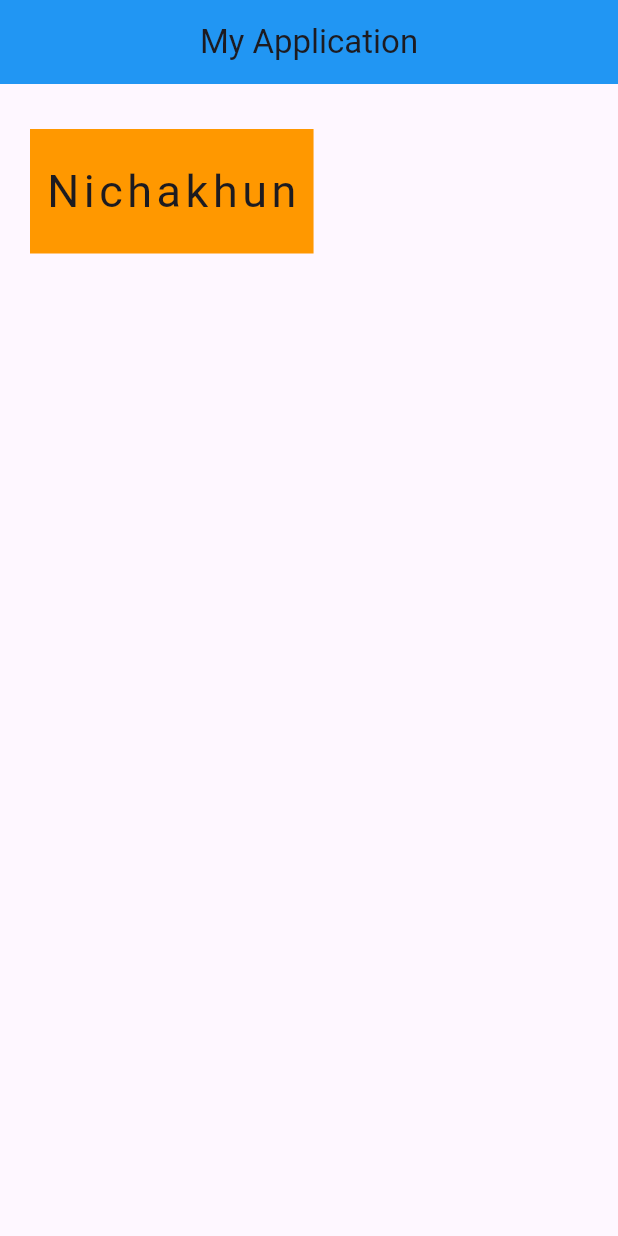
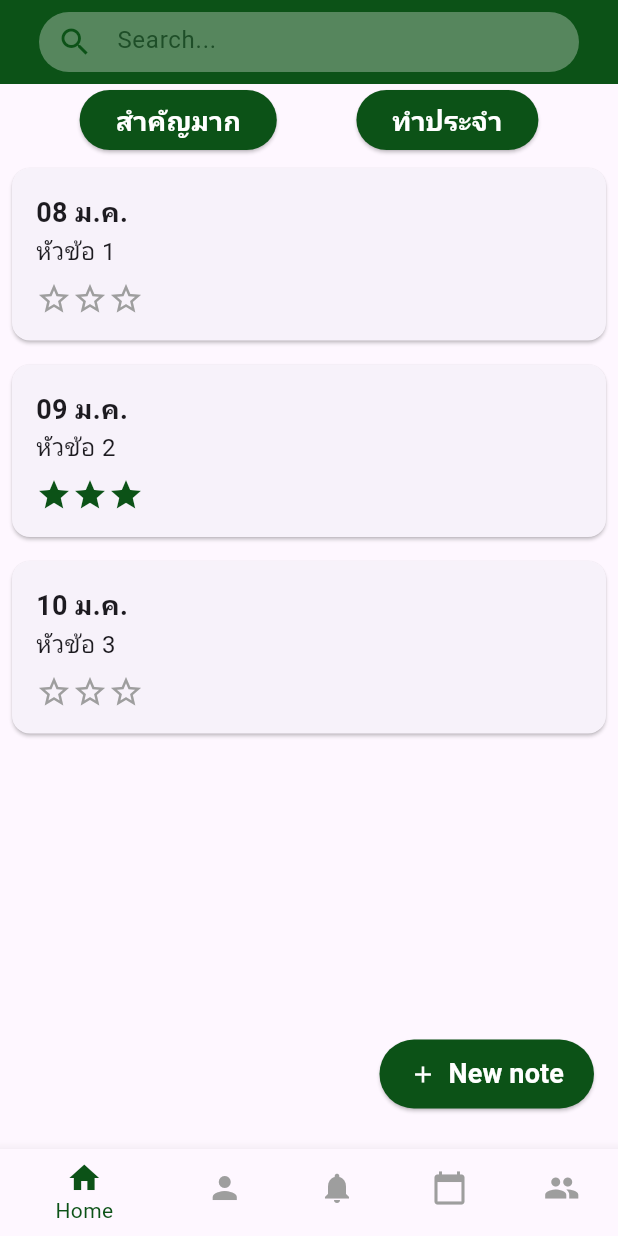
Before and after one commit to BigKongphop/WorkPlanPro, a Flutter app: the screen it shows after launch, on a phone screen of 412 x 824 dp. Run offline on Flutter 3.47's test engine with Material 3 defaults, Android fonts, the phone set to English and light mode, and no system bars.

Commit message:
Create Homepage and create note screen
สร้างหน้า Home เกือบเสร็จเหลือ การเพิ่มข้อมูล ในการทำโน็ตและการแก้ไขการออกแบบให้ตรงกับใน Figma อีกนิดหน่อย
เพิ่มการใช้งาน DateFormat

```diff
--- a/workplanpro/lib/main.dart
+++ b/workplanpro/lib/main.dart
@@ -1,16 +1,15 @@
 import 'package:flutter/material.dart';
-import 'package:workplanpro/screens/home.dart';
+import 'package:workplanpro/screens/home_page.dart';
 
 void main() {
-  runApp(MaterialApp(
-    title: "My title",
-    home: Scaffold(
-      appBar: AppBar(
-        title: const Text("My Application"),
-        backgroundColor: Colors.blue,
-        centerTitle: true,
-      ),
-      body: const Home(),
-    ),
-  ));
+  runApp(MyApp());
 }
+
+class MyApp extends StatelessWidget {
+  @override
+  Widget build(BuildContext context) {
+    return MaterialApp(
+      home: HomePage(),
+    );
+  }
+}
--- /dev/null
+++ b/workplanpro/lib/models/note.dart
@@ -0,0 +1,13 @@
+class Note {
+  final String date;
+  final String title;
+  final String content;
+  final int rating;
+
+  Note({
+    required this.date,
+    required this.title,
+    required this.content,
+    required this.rating,
+  });
+}
--- a/workplanpro/lib/screens/home.dart
+++ /dev/null
@@ -1,21 +0,0 @@
-import 'package:flutter/material.dart';
-
-class Home extends StatelessWidget{
-  const Home({super.key});
-
-  @override
-  Widget build(BuildContext context) {
-    return Container(
-      color: Colors.orange,
-      margin: const EdgeInsets.symmetric(horizontal: 20,vertical: 30),
-      padding: const EdgeInsets.symmetric(horizontal: 10,vertical: 20),
-      child: const Text(
-        "Nichakhun",
-        style: TextStyle(
-          fontSize: 30,
-          letterSpacing: 3
-        ),
-      ),
-    );
-  }
-}
--- /dev/null
+++ b/workplanpro/lib/screens/home_page.dart
@@ -0,0 +1,157 @@
+import 'package:flutter/material.dart';
+import 'create_note_screen.dart';
+import '../models/note.dart';
+
+class HomePage extends StatelessWidget {
+  final List<Note> notes = [
+    Note(date: '08 ม.ค.', title: 'หัวข้อ 1', content: 'เนื้อหา 1', rating: 0),
+    Note(date: '09 ม.ค.', title: 'หัวข้อ 2', content: 'เนื้อหา 2', rating: 3),
+    Note(date: '10 ม.ค.', title: 'หัวข้อ 3', content: 'เนื้อหา 3', rating: 0),
+  ];
+
+  @override
+  Widget build(BuildContext context) {
+    return Scaffold(
+      appBar: AppBar(
+        backgroundColor: Color(0xFF0C5217),
+        title: Padding(
+          padding: const EdgeInsets.symmetric(horizontal: 10.0),
+          child: Container(
+            height: 40.0,
+            child: Opacity(
+              opacity: 0.3,
+              child: TextField(
+                decoration: InputDecoration(
+                  filled: true,
+                  fillColor: Colors.white,
+                  hintText: 'Search...',
+                  prefixIcon: Icon(Icons.search, color: Color(0xFF0C5217)),
+                  contentPadding: EdgeInsets.symmetric(vertical: 10.0),
+                  border: OutlineInputBorder(
+                    borderRadius: BorderRadius.circular(30.0),
+                    borderSide: BorderSide.none,
+                  ),
+                ),
+              ),
+            ),
+          ),
+        ),
+      ),
+      body: Column(
+        children: [
+          Row(
+            mainAxisAlignment: MainAxisAlignment.spaceEvenly,
+            children: [
+              ElevatedButton(
+                onPressed: () {},
+                style: ElevatedButton.styleFrom(
+                  backgroundColor: Color(0xFF0C5217),
+                ),
+                child: Text(
+                  'สำคัญมาก',
+                  style: TextStyle(
+                    color: Colors.white,
+                    fontSize: 18,
+                    fontWeight: FontWeight.bold,
+                  ),
+                ),
+              ),
+              ElevatedButton(
+                onPressed: () {},
+                style: ElevatedButton.styleFrom(
+                  backgroundColor: Color(0xFF0C5217),
+                ),
+                child: Text(
+                  'ทำประจำ',
+                  style: TextStyle(
+                    color: Colors.white,
+                    fontSize: 18,
+                    fontWeight: FontWeight.bold,
+                  ),
+                ),
+              ),
+            ],
+          ),
+          Expanded(
+            child: ListView.builder(
+              itemCount: notes.length,
+              itemBuilder: (context, index) {
+                final note = notes[index];
+                return Card(
+                  margin: EdgeInsets.all(8.0),
+                  child: Padding(
+                    padding: EdgeInsets.all(16.0),
+                    child: Column(
+                      crossAxisAlignment: CrossAxisAlignment.start,
+                      children: [
+                        Text(note.date,
+                            style: TextStyle(
+                                fontSize: 18, fontWeight: FontWeight.bold)),
+                        Text(note.title, style: TextStyle(fontSize: 16)),
+                        SizedBox(height: 8.0),
+                        Row(
+                          children: List.generate(3, (i) {
+                            return Icon(
+                              i < note.rating ? Icons.star : Icons.star_border,
+                              color: i < note.rating
+                                  ? Color(0xFF0C5217)
+                                  : Colors.grey,
+                            );
+                          }),
+                        ),
+                      ],
+                    ),
+                  ),
+                );
+              },
+            ),
+          ),
+        ],
+      ),
+      floatingActionButton: Padding(
+        padding: const EdgeInsets.only(bottom: 10.0),
+        child: ElevatedButton.icon(
+          onPressed: () {
+            Navigator.push(
+              context,
+              MaterialPageRoute(
+                  builder: (context) =>
+                      CreateNoteScreen()),
+            );
+          },
+          style: ElevatedButton.styleFrom(
+            backgroundColor: Color(0xFF0C5217),
+            shape: RoundedRectangleBorder(
+              borderRadius: BorderRadius.circular(30),
+            ),
+            padding: EdgeInsets.symmetric(
+                horizontal: 20, vertical: 10),
+          ),
+          icon: Icon(Icons.add, color: Colors.white),
+          label: Text(
+            "New note",
+            style: TextStyle(
+              color: Colors.white,
+              fontSize: 18,
+              fontWeight: FontWeight.bold,
+            ),
+          ),
+        ),
+      ),
+
+      bottomNavigationBar: BottomNavigationBar(
+        items: [
+          BottomNavigationBarItem(icon: Icon(Icons.home), label: 'Home'),
+          BottomNavigationBarItem(icon: Icon(Icons.person), label: 'Account'),
+          BottomNavigationBarItem(
+              icon: Icon(Icons.notifications), label: 'Notification'),
+          BottomNavigationBarItem(
+              icon: Icon(Icons.calendar_today), label: 'Calendar'),
+          BottomNavigationBarItem(icon: Icon(Icons.group), label: 'Group'),
+        ],
+        selectedItemColor: Color(0xFF0C5217),
+        unselectedItemColor: Colors.grey,
+      ),
+    );
+  }
+}
```
Also changed, not shown: workplanpro/lib/screens/create_note_screen.dart (added, +102 -0 lines), workplanpro/pubspec.yaml (+3 -70 lines), workplanpro/pubspec.lock.
